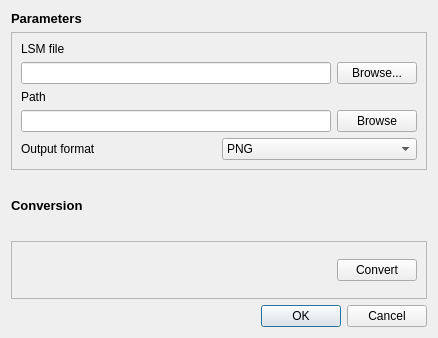
Above: branches/GoFigure2Beta/Code/GUI/lib/LsmToMegaExportDialog.ui from gofigure2/GoFigure2 before the change. Below: the same form after it.
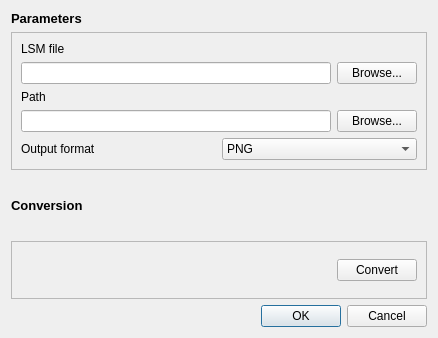
That is the form after the change.

Commit message: ENH: connections work      all buttons disabled and message printed while converting

The edit to the form file:
```diff
--- a/branches/GoFigure2Beta/Code/GUI/lib/LsmToMegaExportDialog.ui
+++ b/branches/GoFigure2Beta/Code/GUI/lib/LsmToMegaExportDialog.ui
@@ -72,7 +72,7 @@
             <item row="0" column="1">
              <widget class="QPushButton" name="selectMegaPath">
               <property name="text">
-               <string>Browse</string>
+               <string>Browse...</string>
               </property>
              </widget>
             </item>
```
Left out of the diff: 11 changed lines with no effect on the pictures. The commit also changes 5 other files.
